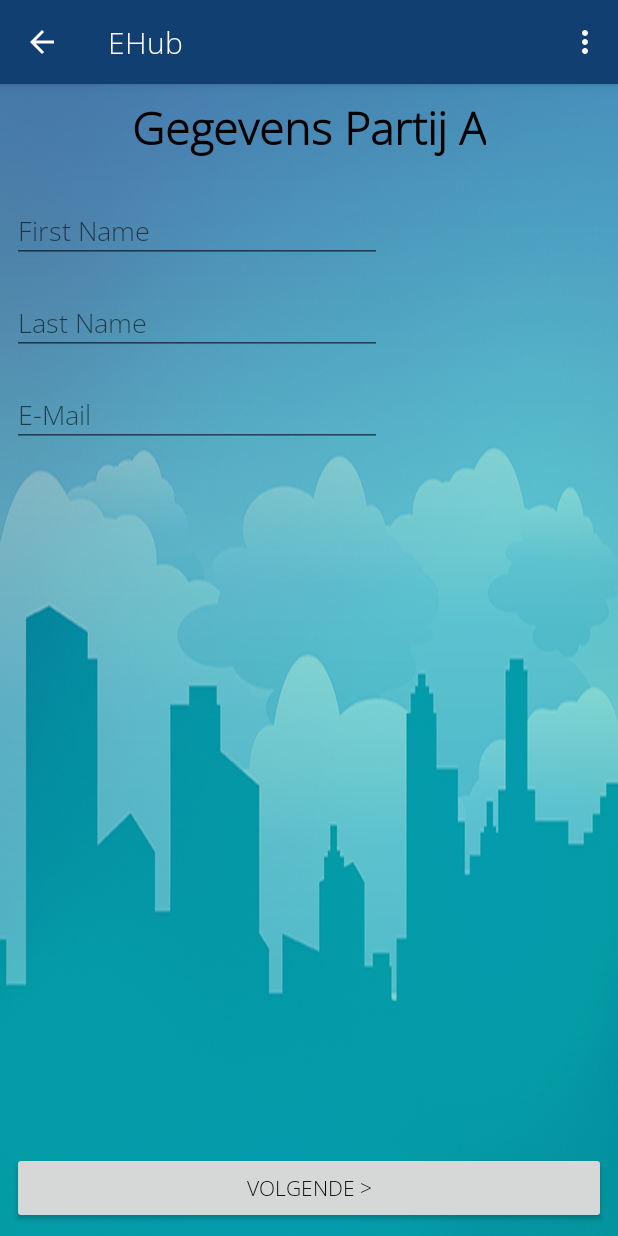
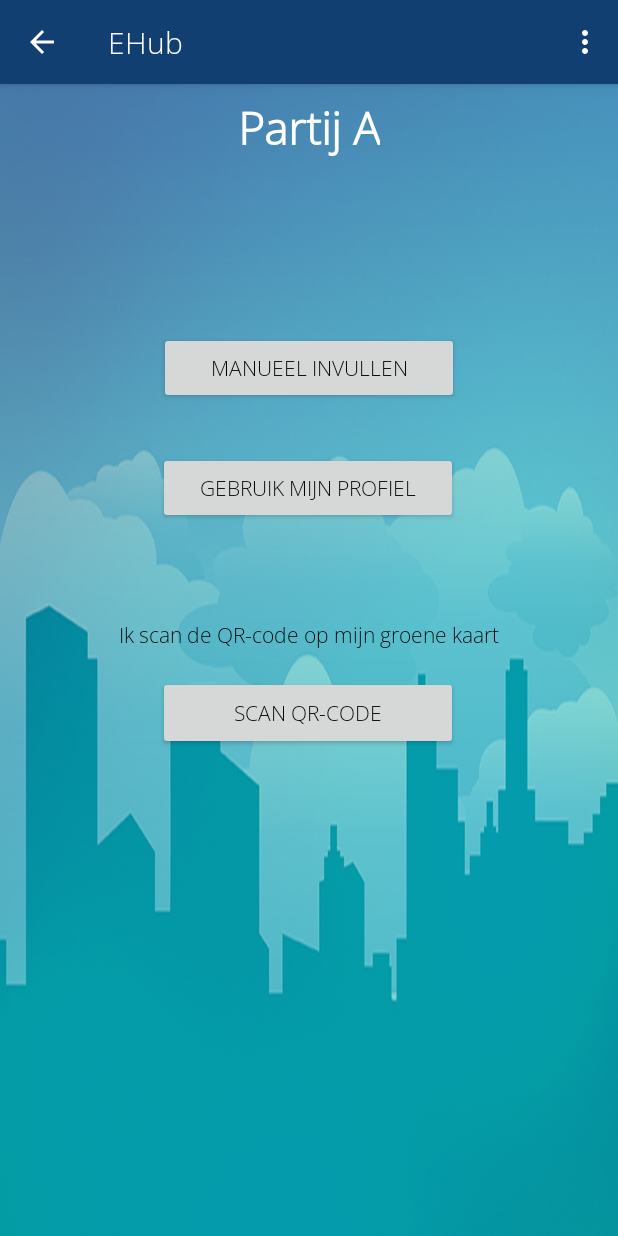
Before and after one commit to anthonyvno/CRASH-mobile, an Android app: the fragment ReportCrashInformation placed in its activity, after a tap on "VOLGENDE >", on a phone screen of 412 x 824 dp. Run offline under Robolectric (Android 15) with nearby library versions, the phone set to English and light mode, and no system bars; Roboto replaces fonts that are not available here; 1 statement that could not run was skipped.

Commit message:
profiel wordt automatisch ingevuld bij het formulier

```diff
--- a/app/src/main/java/com/example/europeesaanrijdingsformulier/MainActivity.kt
+++ b/app/src/main/java/com/example/europeesaanrijdingsformulier/MainActivity.kt
@@ -32,8 +32,8 @@ class MainActivity : AppCompatActivity() {
 /*
        val sharedPref = getSharedPreferences(R.string.preferences_profile.toString(), Context.MODE_PRIVATE)
         var editor = sharedPref.edit()
-        editor.clear().apply()*/
-
+        editor.clear().apply()
+*/
 
         supportFragmentManager.beginTransaction()
             .add(R.id.container_main, HomeFragment())
--- a/app/src/main/java/com/example/europeesaanrijdingsformulier/profile/LicenseCategory.java
+++ /dev/null
@@ -1,5 +0,0 @@
-package com.example.europeesaanrijdingsformulier.profile;
-
-public enum LicenseCategory {
-    A1, A2, A, AM, B, BE, C, CE, C1, C1E, D, DE, D1, D1E
-}
--- a/app/src/main/java/com/example/europeesaanrijdingsformulier/report/ReportCrashInformation.kt
+++ b/app/src/main/java/com/example/europeesaanrijdingsformulier/report/ReportCrashInformation.kt
@@ -5,6 +5,7 @@ import android.app.DatePickerDialog
 import android.app.TimePickerDialog
 import android.os.Bundle
 import android.support.v4.app.Fragment
+import android.support.v7.app.AppCompatActivity
 import android.util.Log
 import android.view.LayoutInflater
 import android.view.View
@@ -30,6 +31,9 @@ class ReportCrashInformation : Fragment() {
         inflater: LayoutInflater, container: ViewGroup?,
         savedInstanceState: Bundle?
     ): View? {
+        val bar = activity!! as AppCompatActivity
+        bar.supportActionBar!!.setDisplayHomeAsUpEnabled(true)
+        bar.supportActionBar!!.setDisplayShowHomeEnabled(true)
         // Inflate the layout for this fragment
         return inflater.inflate(R.layout.fragment_report_crash_information, container, false)
     }
@@ -55,7 +59,7 @@ class ReportCrashInformation : Fragment() {
             )
 
 
-            val fragment = ReportAlgemeenAFragment()
+            val fragment = ReportStartAFragment()
             fragment.addObject(report)
             this.fragmentManager!!.beginTransaction()
                 .replace(R.id.container_main, fragment)
@@ -78,8 +82,6 @@ class ReportCrashInformation : Fragment() {
                 datepicker.setText("" + dayOfMonth + "/" + monthOfYear + "/" + year)
 
             }, year, month, day)
-
-
 
             dpd.show()
         }
--- /dev/null
+++ b/app/src/main/java/com/example/europeesaanrijdingsformulier/report/ReportStartAFragment.kt
@@ -0,0 +1,64 @@
+package com.example.europeesaanrijdingsformulier.report
+
+import android.content.Context
+import android.net.Uri
+import android.os.Bundle
+import android.support.v4.app.Fragment
+import android.view.LayoutInflater
+import android.view.View
+import android.view.ViewGroup
+
+import com.example.europeesaanrijdingsformulier.R
+import com.example.europeesaanrijdingsformulier.profile.Profile
+import com.example.europeesaanrijdingsformulier.utils.PrefManager
+import kotlinx.android.synthetic.main.fragment_report_start_a.*
+
+class ReportStartAFragment : Fragment() {
+
+    private lateinit var report: Report
+    private lateinit var prefManager: PrefManager
+    private lateinit var profile: Profile
+
+
+    override fun onCreateView(
+        inflater: LayoutInflater, container: ViewGroup?,
+        savedInstanceState: Bundle?
+    ): View? {
+        prefManager = PrefManager(activity)
+        // Inflate the layout for this fragment
+        return inflater.inflate(R.layout.fragment_report_start_a, container, false)
+    }
+
+    override fun onStart() {
+        super.onStart()
+
+        button_report_start_a_manual.setOnClickListener{
+            val fragment = ReportAlgemeenAFragment()
+            fragment.addReport(report)
+            this.fragmentManager!!.beginTransaction()
+                .replace(R.id.container_main, fragment)
+                .addToBackStack(null)
+                .commit()
+        }
+
+        button_report_start_a_profile.setOnClickListener{
+            val fragment = ReportAlgemeenAFragment()
+            //voeg profile toe
+            profile = prefManager.getProfile()!!
+            fragment.addReport(report)
+            fragment.addProfile(profile)
+            this.fragmentManager!!.beginTransaction()
+                .replace(R.id.container_main, fragment)
+                .addToBackStack(null)
+                .commit()
+        }
+        }
+
+    fun addObject(item: Report) {
+        this.report = item
+    }
+
+
+
+
+}
--- /dev/null
+++ b/app/src/main/res/layout/fragment_report_start_a.xml
@@ -0,0 +1,55 @@
+<?xml version="1.0" encoding="utf-8"?>
+<android.support.constraint.ConstraintLayout xmlns:android="http://schemas.android.com/apk/res/android"
+                                             xmlns:app="http://schemas.android.com/apk/res-auto" xmlns:tools="http://schemas.android.com/tools"
+                                             android:layout_width="match_parent"
+                                             android:layout_height="match_parent"
+                                             tools:context=".report.ReportStartAFragment"
+                                             android:id="@+id/constraintLayout">
+    <Button
+            android:text="Manueel invullen"
+            android:layout_width="200dp"
+            android:layout_height="wrap_content"
+            android:id="@+id/button_report_start_a_manual" android:layout_marginTop="8dp"
+            app:layout_constraintTop_toTopOf="parent"
+            app:layout_constraintStart_toStartOf="parent"
+            android:layout_marginLeft="8dp" android:layout_marginStart="8dp" app:layout_constraintEnd_toEndOf="parent"
+            android:layout_marginEnd="8dp" android:layout_marginRight="8dp" android:layout_marginBottom="32dp"
+            app:layout_constraintBottom_toBottomOf="parent" app:layout_constraintVertical_bias="0.29000002"/>
+    <TextView
+            android:text="Partij A"
+            android:layout_width="wrap_content"
+            android:layout_height="wrap_content"
+            android:id="@+id/textView2" android:layout_marginTop="64dp"
+            app:layout_constraintTop_toTopOf="parent" app:layout_constraintStart_toStartOf="parent"
+            android:layout_marginLeft="8dp" android:layout_marginStart="8dp" android:textSize="30sp"
+            android:textStyle="bold" android:layout_marginEnd="8dp" app:layout_constraintEnd_toEndOf="parent"
+            android:layout_marginRight="8dp" android:textColor="@color/white"/>
+    <Button
+            android:text="Gebruik mijn profiel"
+            android:layout_width="200dp"
+            android:layout_height="wrap_content"
+            android:id="@+id/button_report_start_a_profile" android:layout_marginTop="32dp"
+            app:layout_constraintEnd_toEndOf="parent"
+            android:layout_marginEnd="8dp" android:layout_marginRight="8dp"
+            app:layout_constraintStart_toStartOf="parent" android:layout_marginLeft="8dp"
+            android:layout_marginStart="8dp" app:layout_constraintHorizontal_bias="0.498"
+            app:layout_constraintTop_toBottomOf="@+id/button_report_start_a_manual"/>
+    <Button
+            android:text="Scan QR-Code"
+            android:layout_width="200dp"
+            android:layout_height="49dp"
+            android:id="@+id/button_report_start_a_QR" app:layout_constraintEnd_toEndOf="parent"
+            android:layout_marginEnd="8dp"
+            android:layout_marginRight="8dp" app:layout_constraintStart_toStartOf="parent"
+            android:layout_marginLeft="8dp" android:layout_marginStart="8dp"
+            app:layout_constraintHorizontal_bias="0.498" android:layout_marginTop="16dp"
+            app:layout_constraintTop_toBottomOf="@+id/textView6"/>
+    <TextView
+            android:text="Ik scan de QR-code op mijn groene kaart"
+            android:layout_width="wrap_content"
+            android:layout_height="21dp"
+            android:id="@+id/textView6" app:layout_constraintEnd_toEndOf="parent" android:layout_marginEnd="8dp"
+            android:layout_marginRight="8dp" app:layout_constraintStart_toStartOf="parent"
+            android:layout_marginLeft="8dp" android:layout_marginStart="8dp" android:layout_marginTop="64dp"
+            app:layout_constraintTop_toBottomOf="@+id/button_report_start_a_profile"/>
+</android.support.constraint.ConstraintLayout>
```
Also changed, not shown: app/src/main/java/com/example/europeesaanrijdingsformulier/report/ReportAlgemeenAFragment.kt (+17 -11 lines), app/src/main/java/com/example/europeesaanrijdingsformulier/report/ReportStartBFragment.kt (added, +43 -0 lines), app/src/main/res/layout/fragment_report_start_b.xml (added, +45 -0 lines).
